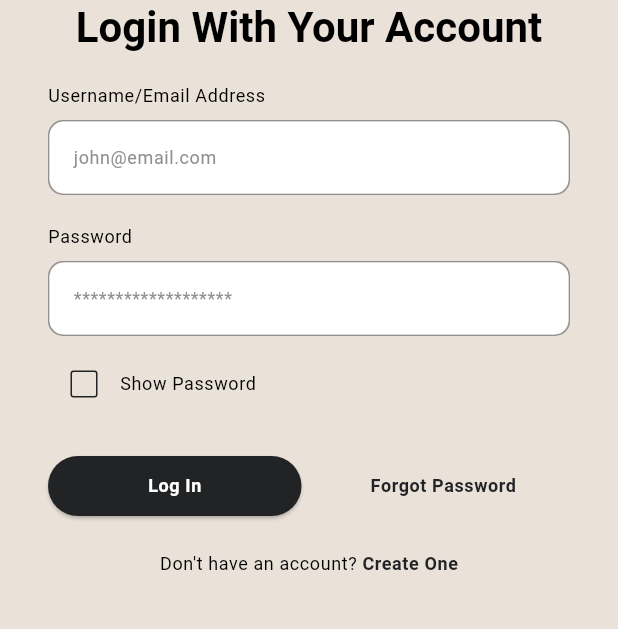
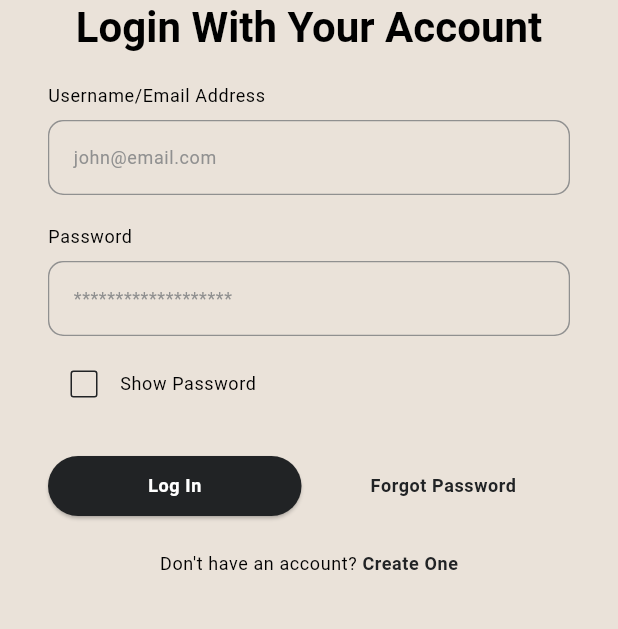
Before and after one commit to MuhammadHannan246/FlutterEducationalAppUI, a Flutter app: the screen it shows after launch, on a phone screen of 412 x 824 dp, the part 570-1199 px from its top. Run offline on Flutter 3.47's test engine with Material 3 defaults, Android fonts, the phone set to English and light mode, and no system bars; drawn by our look-alikes of modal_progress_hud_nsn; our stand-ins replace flutter_svg; Roboto replaces fonts that are missing (Epilogue-Black).

Commit message:
Update sign_in_screen.dart

```diff
--- a/lib/screens/sign_in_screen.dart
+++ b/lib/screens/sign_in_screen.dart
@@ -107,7 +107,7 @@ class _SignInScreenState extends State<SignInScreen> {
                                 controller: emailController,
                                 keyboardType: TextInputType.emailAddress,
                                 decoration: InputDecoration(
-                                  fillColor: kWhiteColor,
+                                  fillColor: kSecondarySwatchColor.shade200,
                                   hintText: 'john@email.com',
                                   border: OutlineInputBorder(
                                     borderRadius: BorderRadius.circular(10),
@@ -167,7 +167,7 @@ class _SignInScreenState extends State<SignInScreen> {
                                 },
                                 controller: passwordController,
                                 decoration: InputDecoration(
-                                  fillColor: kWhiteColor,
+                                  fillColor: kSecondarySwatchColor.shade200,
                                   hintText: '*******************',
                                   border: OutlineInputBorder(
                                     borderRadius: BorderRadius.circular(10),
```
